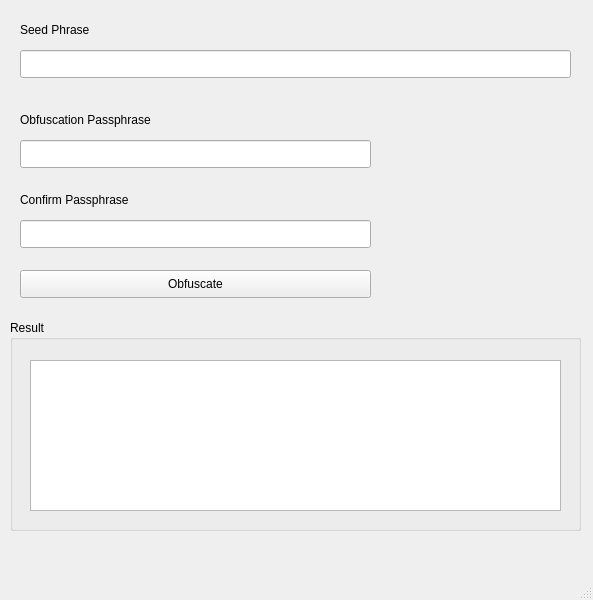
Qt form src/mainwindow.ui (Ashintosh/seed-obfuscator) before a commit.
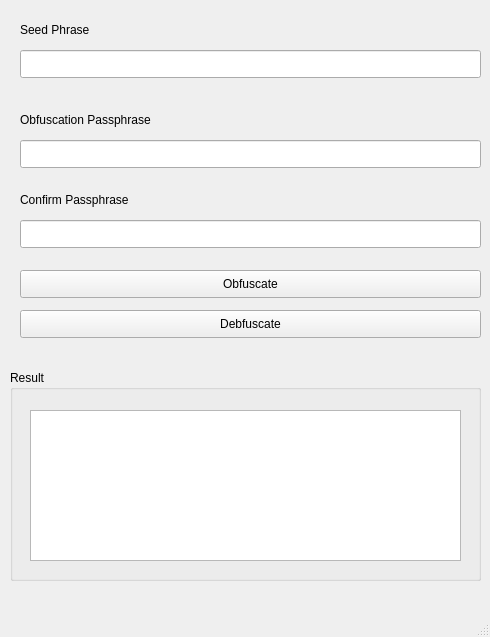
The same form after that commit.

Diff of the .ui file:
```diff
--- a/src/mainwindow.ui
+++ b/src/mainwindow.ui
@@ -6,8 +6,8 @@
    <rect>
     <x>0</x>
     <y>0</y>
-    <width>593</width>
-    <height>600</height>
+    <width>490</width>
+    <height>637</height>
    </rect>
   </property>
   <property name="windowTitle">
@@ -19,7 +19,7 @@
      <rect>
       <x>20</x>
       <y>50</y>
-      <width>551</width>
+      <width>461</width>
       <height>28</height>
      </rect>
     </property>
@@ -42,7 +42,7 @@
      <rect>
       <x>20</x>
       <y>140</y>
-      <width>351</width>
+      <width>461</width>
       <height>28</height>
      </rect>
     </property>
@@ -68,7 +68,7 @@
      <rect>
       <x>20</x>
       <y>220</y>
-      <width>351</width>
+      <width>461</width>
       <height>28</height>
      </rect>
     </property>
@@ -94,7 +94,7 @@
      <rect>
       <x>20</x>
       <y>270</y>
-      <width>351</width>
+      <width>461</width>
       <height>28</height>
      </rect>
     </property>
@@ -106,8 +106,8 @@
     <property name="geometry">
      <rect>
       <x>10</x>
-      <y>320</y>
-      <width>571</width>
+      <y>370</y>
+      <width>471</width>
       <height>211</height>
      </rect>
     </property>
@@ -119,7 +119,7 @@
       <rect>
        <x>20</x>
        <y>40</y>
-       <width>531</width>
+       <width>431</width>
        <height>151</height>
       </rect>
      </property>
@@ -128,6 +128,19 @@
      </property>
     </widget>
    </widget>
+   <widget class="QPushButton" name="btnDeobfuscate">
+    <property name="geometry">
+     <rect>
+      <x>20</x>
+      <y>310</y>
+      <width>461</width>
+      <height>28</height>
+     </rect>
+    </property>
+    <property name="text">
+     <string>Debfuscate</string>
+    </property>
+   </widget>
   </widget>
   <widget class="QMenuBar" name="menubar">
    <property name="geometry">
```
Left out of the diff: 2 changed lines with no effect on the pictures.
